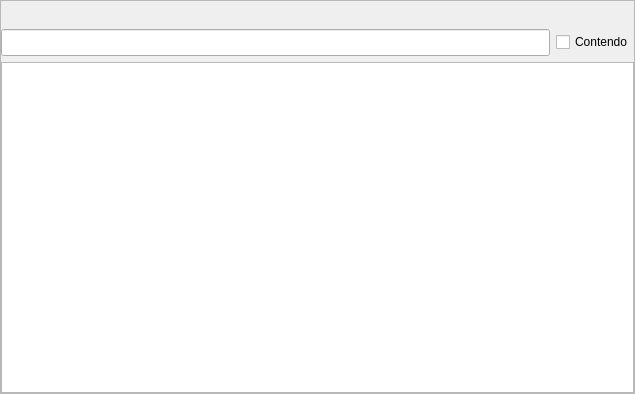
Before: the Qt Designer form productwidget.ui in leidensj/BKVale, drawn with Qt 5.
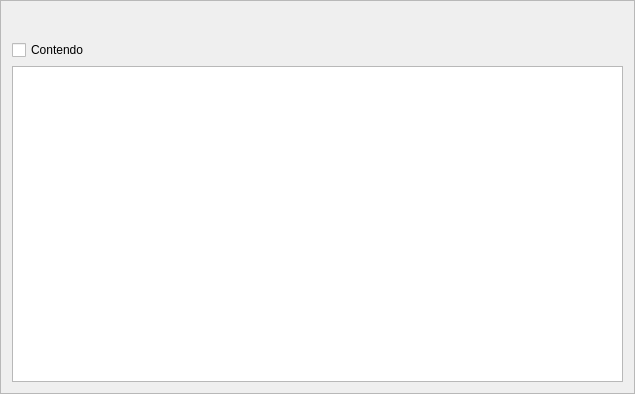
After: the same form once the commit is applied. Icons and pictures are not drawn.

Diff of the .ui file:
```diff
--- a/productwidget.ui
+++ b/productwidget.ui
@@ -20,9 +20,18 @@
    <enum>QFrame::Raised</enum>
   </property>
   <layout class="QVBoxLayout" name="verticalLayout">
-   <property name="spacing">
-    <number>6</number>
-   </property>
+   <item>
+    <widget class="QFrame" name="cmdFrame">
+     <property name="frameShape">
+      <enum>QFrame::NoFrame</enum>
+     </property>
+     <property name="frameShadow">
+      <enum>QFrame::Plain</enum>
+     </property>
+     <property name="lineWidth">
+      <number>0</number>
+     </property>
+     <layout class="QHBoxLayout" name="horizontalLayout">
    <property name="leftMargin">
     <number>0</number>
    </property>
@@ -36,8 +45,6 @@
     <number>0</number>
    </property>
    <item>
-    <layout class="QHBoxLayout" name="horizontalLayout">
-     <item>
       <widget class="QPushButton" name="buttonCreate">
        <property name="text">
         <string/>
@@ -144,34 +151,17 @@
        </property>
        <property name="sizeHint" stdset="0">
         <size>
-         <width>40</width>
+          <width>402</width>
          <height>20</height>
         </size>
        </property>
       </spacer>
      </item>
     </layout>
-   </item>
-   <item>
-    <layout class="QHBoxLayout" name="horizontalLayout_2">
-     <item>
-      <widget class="QLineEdit" name="editFilter">
-       <property name="font">
-        <font>
-         <pointsize>12</pointsize>
-        </font>
-       </property>
-       <property name="frame">
-        <bool>true</bool>
-       </property>
-       <property name="placeholderText">
-        <string/>
-       </property>
-       <property name="clearButtonEnabled">
-        <bool>true</bool>
-       </property>
-      </widget>
-     </item>
+    </widget>
+   </item>
+   <item>
+    <layout class="QHBoxLayout" name="filterLayout">
      <item>
       <widget class="QCheckBox" name="buttonContains">
        <property name="text">
```
Lines whose indentation alone changed are shown as unchanged.
